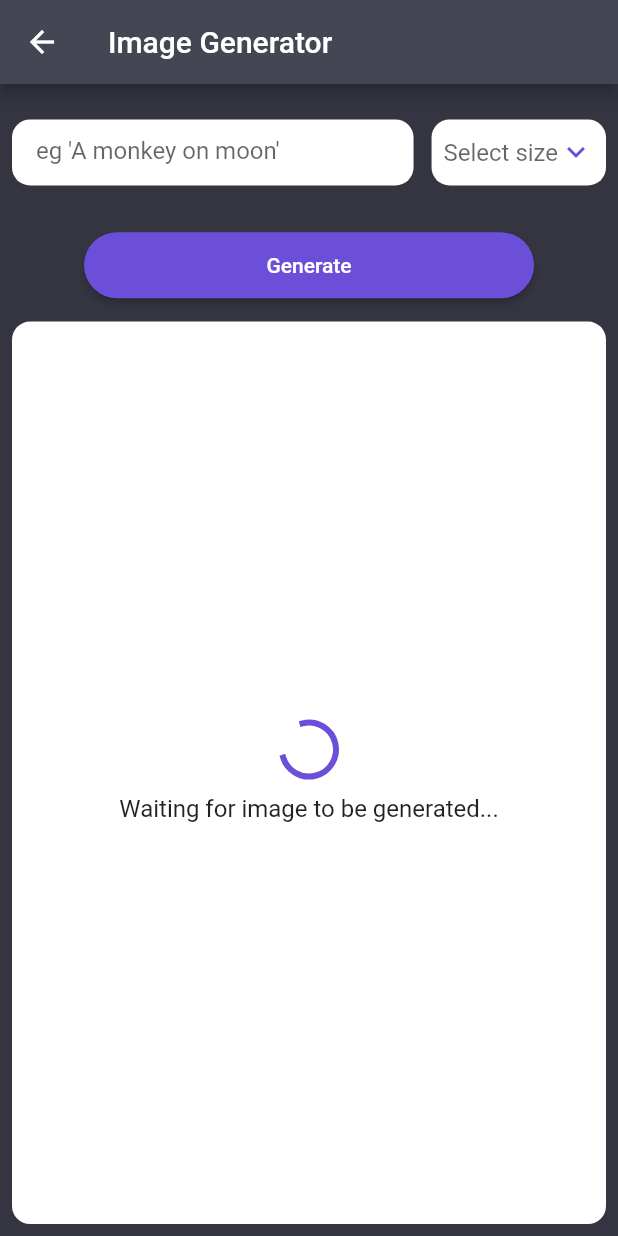
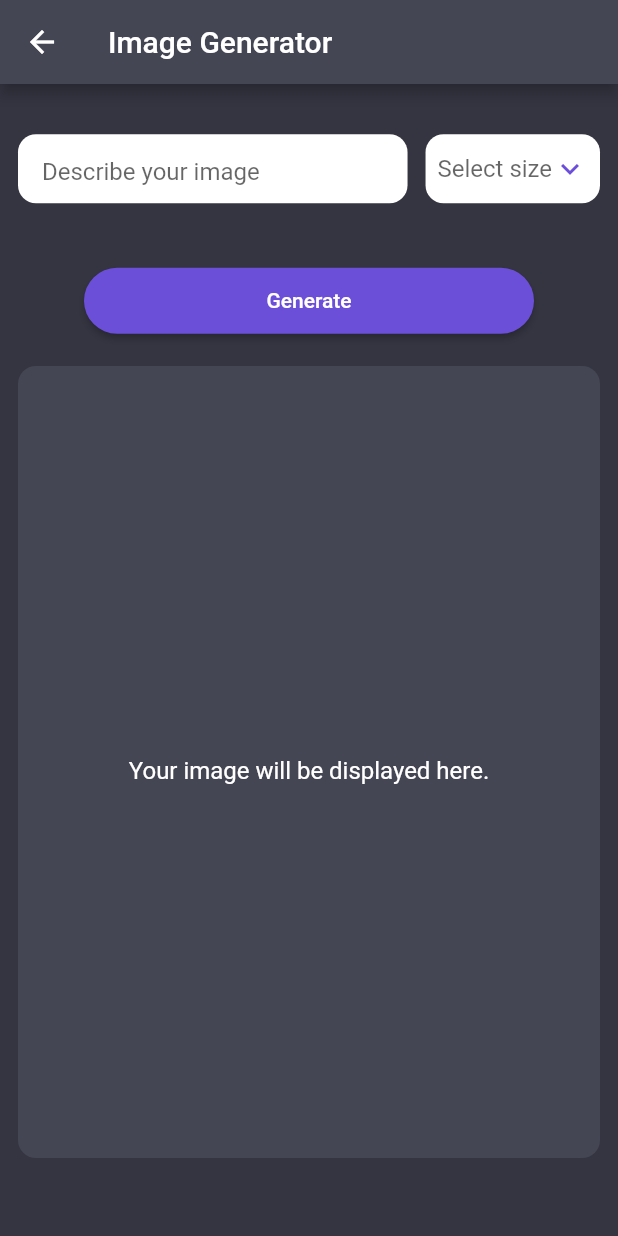
Before and after one commit to Anahit-95/Chat-GPT-flutter, a Flutter app: the ImageGeneratorScreen screen opened directly, on a phone screen of 412 x 824 dp. Run offline on Flutter 3.47's test engine with Material 2 defaults, Android fonts, the light colour scheme and no system bars; our stand-ins replace animated_text_kit, avatar_glow, file_picker, flutter_spinkit, flutter_tts, permission_handler and 3 more.

Commit message:
Some improvements in image generator, and essay chat

```diff
--- a/lib/providers/bots_provider.dart
+++ b/lib/providers/bots_provider.dart
@@ -19,7 +19,7 @@ class BotsProvider with ChangeNotifier {
       chatList: [
         ChatModel(
           msg:
-              "Hi, send me the audio file, and I'll detext the spoken text, regardless of the language being spoken.",
+              "Hi, send me the audio file, and I'll detext the spoken text, from any language.",
           chatIndex: 1,
         ),
       ],
@@ -53,8 +53,10 @@ class BotsProvider with ChangeNotifier {
       chatList: [],
     ),
     Bot(
-      title: 'Bot6',
-      iconData: Icons.headset,
+      title: 'Essay writer',
+      iconData: Icons.edit_document,
+      systemMessage:
+          'Write an essay about given topic or title. If the topic is scientific prepare essay in scientific style, if not make assay in artistic and literary style. Also pay attention on users prefferances in what literature or authors style he/she wants the essay. If user does not mention size, write about 2 A4 format pages size essay.',
       color: Colors.teal,
       chatList: [],
     ),
--- a/lib/screens/image_generator_screen.dart
+++ b/lib/screens/image_generator_screen.dart
@@ -1,7 +1,9 @@
 import 'dart:io';
+import 'dart:developer';
 import 'dart:typed_data';
 
 import 'package:flutter/material.dart';
+import 'package:flutter_spinkit/flutter_spinkit.dart';
 import 'package:path_provider/path_provider.dart';
 import 'package:permission_handler/permission_handler.dart';
 import 'package:screenshot/screenshot.dart';
@@ -9,6 +11,7 @@ import 'package:share_plus/share_plus.dart';
 
 import '../constants/constants.dart';
 import '../services/api_services.dart';
+import '../widgets/text_widget.dart';
 
 class ImageGeneratorScreen extends StatefulWidget {
   const ImageGeneratorScreen({super.key});
@@ -18,33 +21,54 @@ class ImageGeneratorScreen extends StatefulWidget {
 }
 
 class _ImageGeneratorScreenState extends State<ImageGeneratorScreen> {
+  List<String> sizes = ['Small', 'Medium', 'Large'];
+  List<String> values = ['256x256', '512x512', '1024x1024'];
+  String? dropValue;
+  String image = '';
+  bool isLoaded = false;
+
   ScreenshotController screenshotController = ScreenshotController();
+  late TextEditingController textController;
 
-  var sizes = ['Small', 'Medium', 'Large'];
-  var values = ['256x256', '512x512', '1024x1024'];
-  String? dropValue;
-  var textController = TextEditingController();
-  String image = '';
-  var isLoaded = false;
+  @override
+  void initState() {
+    textController = TextEditingController();
+    super.initState();
+  }
 
-  shareImage() async {
+  @override
+  void dispose() {
+    textController.dispose();
+    super.dispose();
+  }
+
+  Future<void> shareImage() async {
     await screenshotController
-        .capture(delay: Duration(milliseconds: 100), pixelRatio: 1.0)
+        .capture(delay: const Duration(milliseconds: 100), pixelRatio: 1.0)
         .then((Uint8List? img) async {
       if (img != null) {
         final directory = (await getApplicationDocumentsDirectory()).path;
-        final filename = "share.png";
-        final imgPath = await File('${directory}/$filename').create();
+        const filename = "share.png";
+        final imgPath = await File('$directory/$filename').create();
         await imgPath.writeAsBytes(img);
 
-        Share.shareFiles([imgPath.path], text: 'AI generated Image');
+        final xFile = XFile(imgPath.path);
+        await Share.shareXFiles([xFile], text: 'AI generated Image');
       } else {
-        print('Failed to take a screenshot');
+        log('Failed to take a screenshot');
+        ScaffoldMessenger.of(context).showSnackBar(
+          const SnackBar(
+            content: TextWidget(
+              label: 'Failed to take a screenshot.',
+            ),
+            backgroundColor: Colors.red,
+          ),
+        );
       }
     });
   }
 
-  downloadImg() async {
+  Future<void> downloadImg() async {
     var result = await Permission.storage.request();
     if (result.isGranted) {
       const foldername = 'AI Image';
@@ -59,7 +83,6 @@ class _ImageGeneratorScreenState extends State<ImageGeneratorScreen> {
           fileName: filename,
           pixelRatio: 1.0,
         );
-
         ScaffoldMessenger.of(context).showSnackBar(
           SnackBar(
             content: Text(
@@ -87,9 +110,10 @@ class _ImageGeneratorScreenState extends State<ImageGeneratorScreen> {
     } else {
       ScaffoldMessenger.of(context).showSnackBar(
         const SnackBar(
-          content: Text(
-            'Permission denied',
+          content: TextWidget(
+            label: 'Permission denied',
           ),
+          backgroundColor: Colors.red,
         ),
       );
     }
@@ -106,7 +130,7 @@ class _ImageGeneratorScreenState extends State<ImageGeneratorScreen> {
         ),
       ),
       body: Padding(
-        padding: const EdgeInsets.all(8.0),
+        padding: const EdgeInsets.all(12.0),
         child: Column(
           children: [
             Expanded(
@@ -117,10 +141,10 @@ class _ImageGeneratorScreenState extends State<ImageGeneratorScreen> {
                     children: [
                       Expanded(
                         child: Container(
-                          height: 44,
+                          height: 46,
                           padding: const EdgeInsets.symmetric(
                             horizontal: 16,
-                            vertical: 4,
+                            vertical: 2,
                           ),
                           decoration: BoxDecoration(
                             color: Colors.white,
@@ -129,7 +153,7 @@ class _ImageGeneratorScreenState extends State<ImageGeneratorScreen> {
                           child: TextFormField(
                             controller: textController,
                             decoration: const InputDecoration(
-                              hintText: "eg 'A monkey on moon' ",
+                              hintText: "Describe your image",
                               border: InputBorder.none,
                             ),
                           ),
@@ -137,7 +161,7 @@ class _ImageGeneratorScreenState extends State<ImageGeneratorScreen> {
                       ),
                       const SizedBox(width: 12),
                       Container(
-                        height: 44,
+                        height: 46,
                         padding: const EdgeInsets.symmetric(
                           horizontal: 8,
                           vertical: 2,
@@ -195,9 +219,10 @@ class _ImageGeneratorScreenState extends State<ImageGeneratorScreen> {
                         } else {
                           ScaffoldMessenger.of(context).showSnackBar(
                             const SnackBar(
-                              content: Text(
-                                'Please pass the querry and size',
+                              content: TextWidget(
+                                label: 'Please pass the querry and size.',
                               ),
+                              backgroundColor: Colors.red,
                             ),
                           );
                         }
@@ -209,8 +234,8 @@ class _ImageGeneratorScreenState extends State<ImageGeneratorScreen> {
               ),
             ),
             Expanded(
-              flex: 4,
-              child: isLoaded
+              flex: 3,
+              child: isLoaded && image.isNotEmpty
                   ? Column(
                       mainAxisAlignment: MainAxisAlignment.center,
                       children: [
@@ -255,9 +280,9 @@ class _ImageGeneratorScreenState extends State<ImageGeneratorScreen> {
                                 backgroundColor: btnColor,
                               ),
                               onPressed: () async {
-                                await shareImage();
+                                shareImage();
                                 ScaffoldMessenger.of(context).showSnackBar(
-                                  SnackBar(
+                                  const SnackBar(
                                     content: Text('Image shared'),
                                   ),
                                 );
@@ -268,25 +293,51 @@ class _ImageGeneratorScreenState extends State<ImageGeneratorScreen> {
                         )
                       ],
                     )
+                  : !isLoaded && textController.text.isNotEmpty
+                      ? Container(
+                          alignment: Alignment.center,
+                          decoration: BoxDecoration(
+                            borderRadius: BorderRadius.circular(12),
+                            color: cardColor,
+                          ),
+                          child: Column(
+                            mainAxisAlignment: MainAxisAlignment.center,
+                            children: const [
+                              SpinKitSpinningLines(
+                                color: btnColor,
+                                size: 50,
+                              ),
+                              SizedBox(height: 12),
+                              Text(
+                                "Waiting for image to be generated...",
+                                style: TextStyle(
+                                    fontSize: 16.0, color: Colors.white),
+                              ),
+                            ],
+                          ),
+                        )
                       : Container(
                           alignment: Alignment.center,
                           decoration: BoxDecoration(
                             borderRadius: BorderRadius.circular(12),
-                        color: Colors.white,
+                            color: cardColor,
                           ),
                           child: Column(
                             mainAxisAlignment: MainAxisAlignment.center,
                             children: const [
-                          CircularProgressIndicator(color: btnColor),
                               SizedBox(height: 12),
                               Text(
-                            "Waiting for image to be generated...",
-                            style: TextStyle(fontSize: 16.0),
+                                "Your image will be displayed here.",
+                                style: TextStyle(
+                                  fontSize: 16.0,
+                                  color: Colors.white,
+                                ),
                               ),
                             ],
                           ),
                         ),
             ),
+            SizedBox(height: 40),
           ],
         ),
       ),
--- a/lib/widgets/bot_widget.dart
+++ b/lib/widgets/bot_widget.dart
@@ -23,6 +23,7 @@ class BotWidget extends StatelessWidget {
           case 'Simple Bot':
           case 'Sarcasmator':
           case 'Interviewer':
+          case 'Essay writer':
             Navigator.push(
               context,
               MaterialPageRoute(
@@ -49,7 +50,7 @@ class BotWidget extends StatelessWidget {
             Navigator.push(
               context,
               MaterialPageRoute(
-                builder: (context) => ImageGeneratorScreen(),
+                builder: (context) => const ImageGeneratorScreen(),
               ),
             );
             break;
```
Lines whose indentation alone changed are shown as unchanged.
